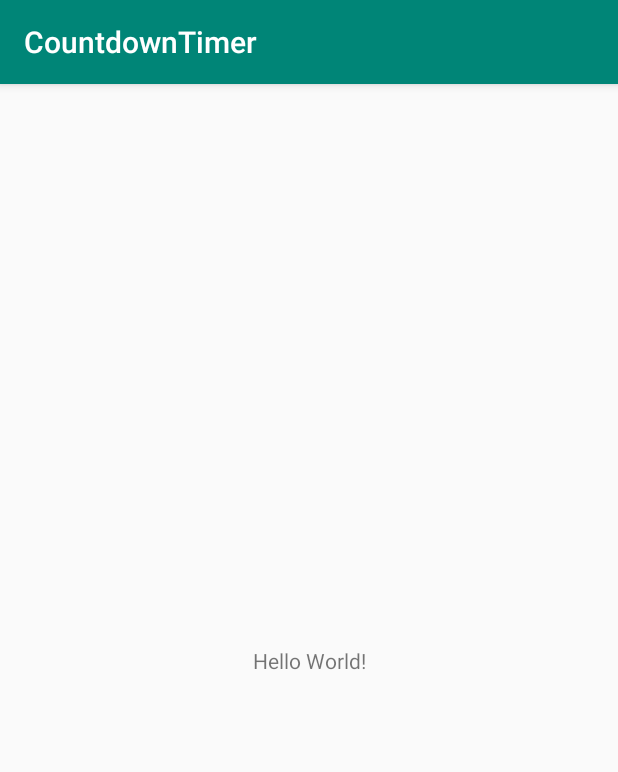
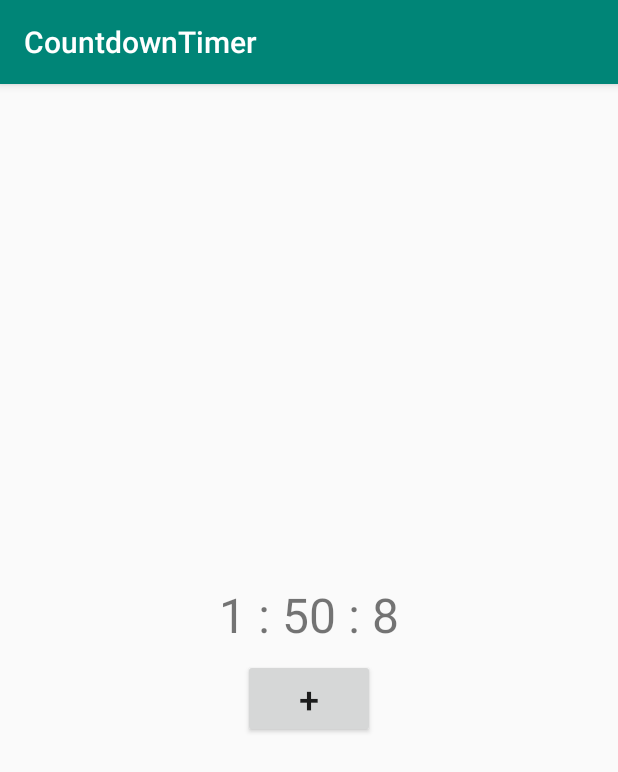
Before and after one commit to blaZ3/android-simple-count-down-timer-kotlin, an Android app: the screen it shows after launch (MainActivity), on a phone screen of 412 x 824 dp. Shown: the top 772 px of the screen. Run offline under Robolectric (Android 15) with nearby library versions, the phone set to English and light mode, and no system bars.

Commit message:
Basic counter with Timer done

```diff
--- a/app/src/main/AndroidManifest.xml
+++ b/app/src/main/AndroidManifest.xml
@@ -3,6 +3,7 @@
           package="com.example.countdowntimer">
 
     <application
+            android:name=".MainApplication"
             android:allowBackup="true"
             android:icon="@mipmap/ic_launcher"
             android:label="@string/app_name"
--- a/app/src/main/java/com/example/countdowntimer/MainActivity.kt
+++ b/app/src/main/java/com/example/countdowntimer/MainActivity.kt
@@ -2,11 +2,48 @@ package com.example.countdowntimer
 
 import android.support.v7.app.AppCompatActivity
 import android.os.Bundle
+import android.widget.Toast
+import com.example.countdowntimer.countDown.CountDownContract
+import com.example.countdowntimer.countDown.CountDownPresenter
+import com.example.countdowntimer.timer.Timer
+import kotlinx.android.synthetic.main.activity_main.*
 
-class MainActivity : AppCompatActivity() {
+class MainActivity : AppCompatActivity(), CountDownContract.View {
+
+    private lateinit var presenter: CountDownContract.Presenter
+
+    private val countDownStarts: Long = 2 *60 * 1000L
 
     override fun onCreate(savedInstanceState: Bundle?) {
         super.onCreate(savedInstanceState)
         setContentView(R.layout.activity_main)
+
+        presenter = CountDownPresenter(this, Timer())
+        initView()
+    }
+
+    override fun onDestroy() {
+        super.onDestroy()
+        presenter.stopCountDown()
+    }
+
+
+    override fun initView() {
+        presenter.startCountDown(countDownStarts, MainApplication.MAX_TIME)
+        btnIncrementTimer.setOnClickListener {
+            presenter.incrementTimer()
+        }
+    }
+
+    override fun updateTimer(timer: String) {
+        txtTimer.text = timer
+    }
+
+    override fun timerDone() {
+        txtTimer.text = resources.getString(R.string.str_time_done)
+    }
+
+    override fun showToast(msg: String) {
+        Toast.makeText(this, msg, Toast.LENGTH_SHORT).show()
     }
 }
--- /dev/null
+++ b/app/src/main/java/com/example/countdowntimer/MainApplication.kt
@@ -0,0 +1,17 @@
+package com.example.countdowntimer
+
+import android.app.Application
+
+class MainApplication: Application() {
+
+
+
+    override fun onCreate() {
+        super.onCreate()
+    }
+
+
+    companion object {
+        val MAX_TIME: Long = 2 * 60 *1000L //2 mins in milliseconds
+    }
+}
--- /dev/null
+++ b/app/src/main/java/com/example/countdowntimer/countDown/CountDownContract.kt
@@ -0,0 +1,18 @@
+package com.example.countdowntimer.countDown
+
+interface CountDownContract {
+
+    interface View{
+        fun initView()
+        fun updateTimer(timer: String)
+        fun timerDone()
+        fun showToast(msg: String)
+    }
+
+    interface Presenter{
+        fun startCountDown(startTimeMillis: Long, maxTimeMillis: Long)
+        fun stopCountDown()
+        fun incrementTimer()
+    }
+
+}
--- a/app/src/main/java/com/example/countdowntimer/countDown/CountDownPresenter.kt
+++ b/app/src/main/java/com/example/countdowntimer/countDown/CountDownPresenter.kt
@@ -1,4 +1,40 @@
 package com.example.countdowntimer.countDown
 
-class CountDownPresenter {
+import com.example.countdowntimer.timer.TimerI
+import java.lang.Exception
+import kotlin.concurrent.timer
+
+class CountDownPresenter(private val view: CountDownContract.View, private val timer: TimerI): CountDownContract.Presenter {
+
+
+    override fun startCountDown(startTimeMillis: Long, maxTimeMillis: Long) {
+        timer.start(startTimeMillis, maxTimeMillis, object : TimerI.TimerCallback{
+            override fun onTimeUpdate(millisRemaining: Long) {
+                view.updateTimer(timeInMillisToString(millisRemaining))
+            }
+
+            override fun onDone() {
+                view.timerDone()
+            }
+
+            override fun onError(ex: Exception) {
+                view.showToast(ex.message.toString())
+            }
+        })
+    }
+
+    override fun stopCountDown() {
+        timer.stop()
+    }
+
+    override fun incrementTimer() {
+        timer.increaseTimer(10 * 1000L)
+    }
+
+    private fun timeInMillisToString(millis: Long): String{
+        val minutes = (millis/1000)/60
+        val seconds = (millis/1000) % 60
+
+        return "$minutes : $seconds : ${(millis%1000)/100}"
+    }
 }
--- a/app/src/main/java/com/example/countdowntimer/timer/Timer.kt
+++ b/app/src/main/java/com/example/countdowntimer/timer/Timer.kt
@@ -2,12 +2,13 @@ package com.example.countdowntimer.timer
 
 import android.os.Handler
 
-class Timer(private val callback: TimerI.TimerCallback): TimerI {
+class Timer(): TimerI {
     private val LOCK = java.lang.Object()
     private val DELAY_MILLIS = 100L
 
     @Volatile var milliSecondsRemaining: Long = 0L
     private var maxTime: Long = 0L
+    private var callback: TimerI.TimerCallback? = null
 
     private var isStopped: Boolean = false
     private var isRunning: Boolean = false
@@ -15,9 +16,10 @@ class Timer(private val callback: TimerI.TimerCallback): TimerI {
     private val delayedHandler:Handler = Handler()
     private lateinit var runnable:Runnable
 
-    override fun start(startTimeMillis: Long, maxTime: Long) {
+    override fun start(startTimeMillis: Long, maxTime: Long, callback: TimerI.TimerCallback) {
         this.milliSecondsRemaining = startTimeMillis
         this.maxTime = maxTime
+        this.callback = callback
 
         runnable = Runnable {
             synchronized(LOCK){
@@ -50,14 +52,14 @@ class Timer(private val callback: TimerI.TimerCallback): TimerI {
         if(isRunning){
             synchronized(LOCK){
                 if ((milliSecondsRemaining + milliseconds) > maxTime){
-                    callback.onError(IllegalStateException("Cannot increase time more than max time"))
+                    callback?.onError(IllegalStateException("Cannot increase time more than max time"))
                 } else{
                     milliSecondsRemaining += milliseconds
                 }
                 LOCK.notifyAll()
             }
         }else{
-            callback.onError(IllegalStateException("Timer is not running"))
+            callback?.onError(IllegalStateException("Timer is not running"))
         }
 
     }
--- a/app/src/main/java/com/example/countdowntimer/timer/TimerI.kt
+++ b/app/src/main/java/com/example/countdowntimer/timer/TimerI.kt
@@ -4,7 +4,7 @@ import java.lang.Exception
 
 interface TimerI {
 
-    fun start(startTimeMillis: Long, maxTime: Long)
+    fun start(startTimeMillis: Long, maxTime: Long, callback: TimerCallback)
     fun stop(): Long
     fun increaseTimer(milliseconds: Long)
 
--- a/app/src/main/res/layout/activity_main.xml
+++ b/app/src/main/res/layout/activity_main.xml
@@ -1,19 +1,28 @@
 <?xml version="1.0" encoding="utf-8"?>
-<android.support.constraint.ConstraintLayout
+<LinearLayout
         xmlns:android="http://schemas.android.com/apk/res/android"
         xmlns:tools="http://schemas.android.com/tools"
         xmlns:app="http://schemas.android.com/apk/res-auto"
         android:layout_width="match_parent"
         android:layout_height="match_parent"
+        android:orientation="vertical"
+        android:gravity="center"
         tools:context=".MainActivity">
 
     <TextView
+            android:id="@+id/txtTimer"
+            android:layout_width="match_parent"
+            android:layout_height="wrap_content"
+            android:text="@string/str_timer_start"
+            android:gravity="center"
+            android:textSize="32sp"/>
+
+    <Button
+            android:id="@+id/btnIncrementTimer"
             android:layout_width="wrap_content"
             android:layout_height="wrap_content"
-            android:text="Hello World!"
-            app:layout_constraintBottom_toBottomOf="parent"
-            app:layout_constraintLeft_toLeftOf="parent"
-            app:layout_constraintRight_toRightOf="parent"
-            app:layout_constraintTop_toTopOf="parent"/>
+            android:layout_marginTop="8dp"
+            android:textSize="24sp"
+            android:text="@string/str_increment_timer"/>
 
-</android.support.constraint.ConstraintLayout>
+</LinearLayout>
--- a/app/src/main/res/values/strings.xml
+++ b/app/src/main/res/values/strings.xml
@@ -1,3 +1,6 @@
 <resources>
     <string name="app_name">CountdownTimer</string>
+    <string name="str_timer_start">-- : -- : --</string>
+    <string name="str_increment_timer">+</string>
+    <string name="str_time_done">DONE</string>
 </resources>
```
Also changed, not shown: app/build.gradle (+12 -0 lines).
